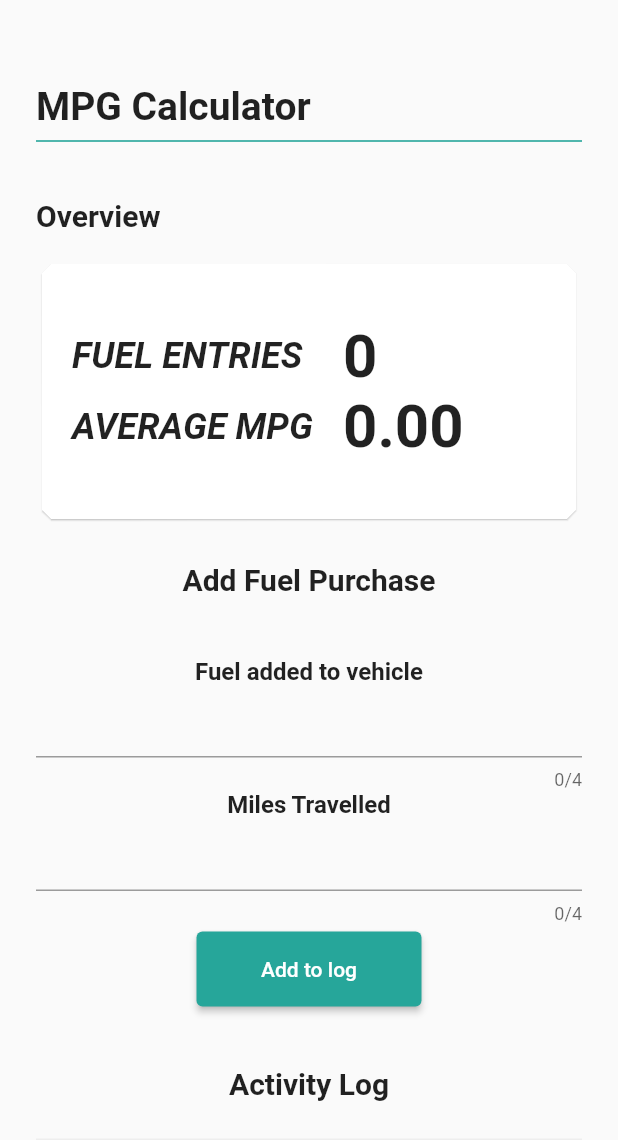
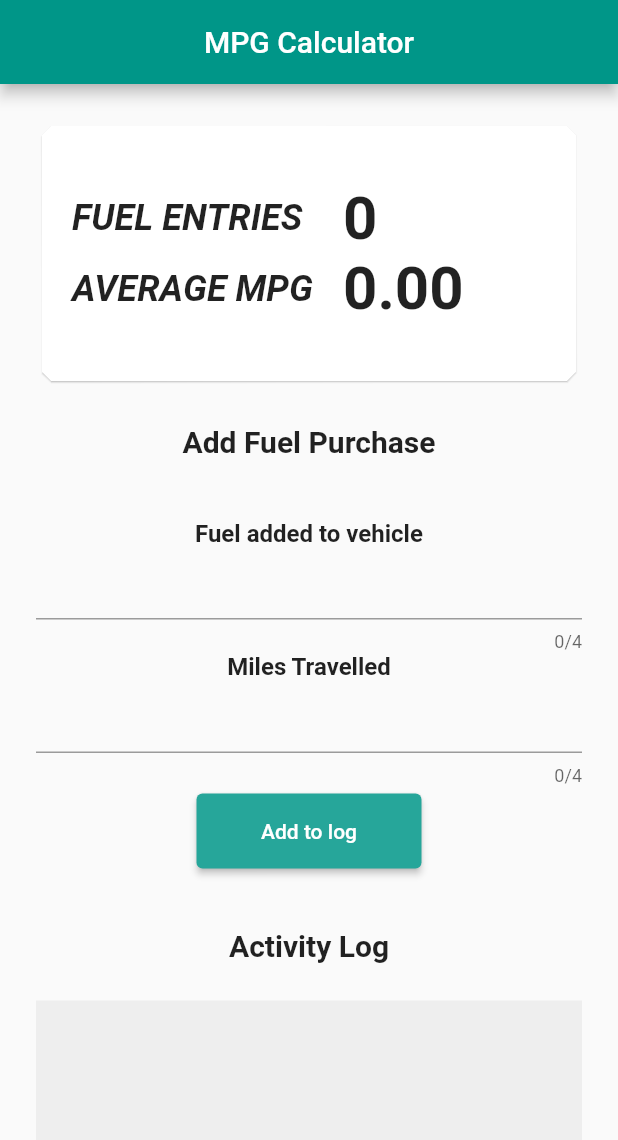
Before and after one commit to Toumari/fuel_calculator, a Flutter app: the screen it shows after launch, on a phone screen of 412 x 824 dp. Shown: the top 1140 px of the screen. Run offline on Flutter 3.47's test engine with Material 2 defaults, Android fonts, the phone set to English and light mode, and no system bars; our stand-ins replace hive, hive_flutter; accounts and stored records are empty.

Commit message:
made changes to title section and removed unwanted padding

```diff
--- a/lib/main.dart
+++ b/lib/main.dart
@@ -90,6 +90,11 @@ class _MainFuelPageState extends State<MainFuelPage> {
   @override
   Widget build(BuildContext context) {
     return Scaffold(
+        appBar: AppBar(
+          title: Text('MPG Calculator'),
+          backgroundColor: Colors.teal,
+          centerTitle: true,
+        ),
         resizeToAvoidBottomInset: false,
         body: Padding(
           padding: const EdgeInsets.all(24.0),
@@ -99,28 +104,6 @@ class _MainFuelPageState extends State<MainFuelPage> {
                 mainAxisAlignment: MainAxisAlignment.start,
                 crossAxisAlignment: CrossAxisAlignment.start,
                 children: [
-                  const Padding(
-                    padding: EdgeInsets.only(top: 32.0),
-                    child: Text(
-                      'MPG Calculator',
-                      style:
-                          TextStyle(fontWeight: FontWeight.bold, fontSize: 26),
-                    ),
-                  ),
-                  const Divider(
-                    color: Colors.teal,
-                    thickness: 0.9,
-                  ),
-                  const SizedBox(
-                    height: 30,
-                  ),
-                  const Text(
-                    'Overview',
-                    style: TextStyle(fontSize: 20, fontWeight: FontWeight.bold),
-                  ),
-                  const SizedBox(
-                    height: 17,
-                  ),
                   OverviewPanel(
                       fuelEntries:
                           fuelentries.toInt() > 0 ? fuelentries.toInt() : 0,
@@ -132,10 +115,13 @@ class _MainFuelPageState extends State<MainFuelPage> {
                   const SizedBox(height: 25),
                   Container(
                     color: Colors.grey.shade200,
+                    child: Padding(
+                      padding: const EdgeInsets.all(8.0),
                       child: SizedBox(
                         height: 300,
                         child: ListView.builder(
                           shrinkWrap: true,
+                          reverse: true,
                           itemCount: records.length,
                           itemBuilder: (BuildContext context, int index) {
                             return DataEntryTile(
@@ -146,6 +132,7 @@ class _MainFuelPageState extends State<MainFuelPage> {
                               },
                             );
                           },
+                        ),
                       ),
                     ),
                   ),
```
Lines whose indentation alone changed are shown as unchanged.
